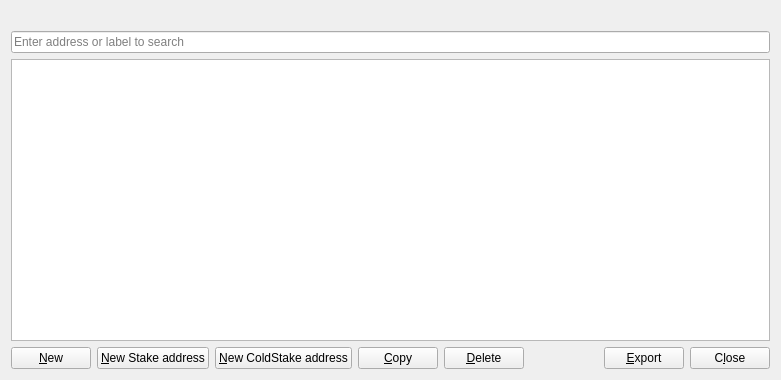
This is src/qt/forms/addressbookpage.ui in Bitcoin-Confidential/BitcoinC-Core as Qt 5 draws it before an edit. The edited form follows.
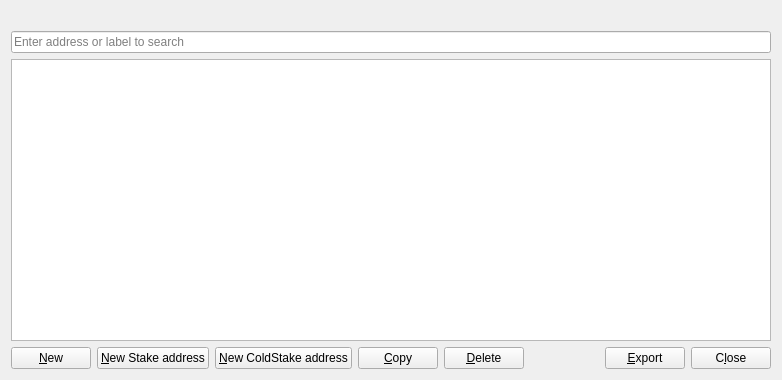
This is the edited form. Icons and pictures are not drawn.

```diff
--- a/src/qt/forms/addressbookpage.ui
+++ b/src/qt/forms/addressbookpage.ui
@@ -6,7 +6,7 @@
    <rect>
     <x>0</x>
     <y>0</y>
-    <width>781</width>
+    <width>782</width>
     <height>380</height>
    </rect>
   </property>
```
